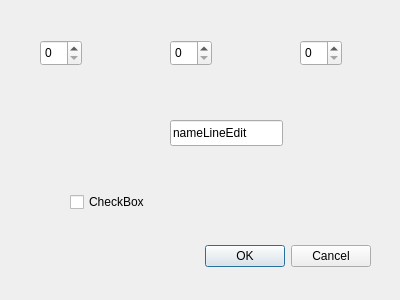
Above: src/optiondialog.ui from Onafuwadav/vtk-vr-cad-viewer before the change. Below: the same form after it.
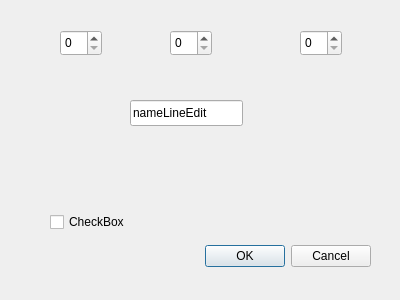
That is the form after the change.

```diff
--- a/src/optiondialog.ui
+++ b/src/optiondialog.ui
@@ -33,7 +33,7 @@
    <property name="geometry">
     <rect>
      <x>170</x>
-     <y>40</y>
+     <y>30</y>
      <width>42</width>
      <height>26</height>
     </rect>
@@ -42,8 +42,8 @@
   <widget class="QLineEdit" name="lineEdit">
    <property name="geometry">
     <rect>
-     <x>170</x>
-     <y>120</y>
+     <x>130</x>
+     <y>100</y>
      <width>113</width>
      <height>26</height>
     </rect>
@@ -55,8 +55,8 @@
   <widget class="QCheckBox" name="checkBox">
    <property name="geometry">
     <rect>
-     <x>70</x>
-     <y>190</y>
+     <x>50</x>
+     <y>210</y>
      <width>91</width>
      <height>24</height>
     </rect>
@@ -69,7 +69,7 @@
    <property name="geometry">
     <rect>
      <x>300</x>
-     <y>40</y>
+     <y>30</y>
      <width>42</width>
      <height>26</height>
     </rect>
@@ -78,8 +78,8 @@
   <widget class="QSpinBox" name="spinBox">
    <property name="geometry">
     <rect>
-     <x>40</x>
-     <y>40</y>
+     <x>60</x>
+     <y>30</y>
      <width>42</width>
      <height>26</height>
     </rect>
```
